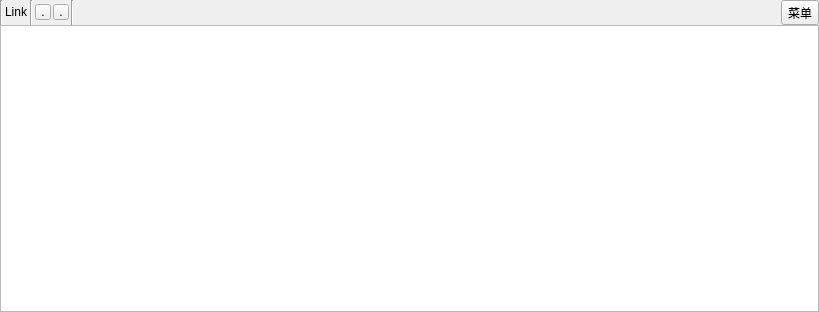
Above: qtxtreader.ui from guangmingwan/rs97-txtReader before the change. Below: the same form after it.
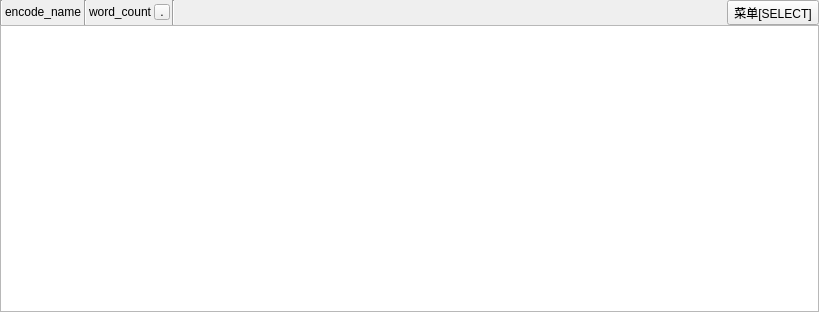
That is the form after the change. Custom widgets are drawn as their Qt base class.

Commit message: fix word count for cn

```diff
--- a/qtxtreader.ui
+++ b/qtxtreader.ui
@@ -64,7 +64,7 @@
          <string>Link (CTRL+L)</string>
         </property>
         <property name="text">
-         <string>Link</string>
+         <string>encode_name</string>
         </property>
         
        </widget>
@@ -79,19 +79,7 @@
       
      
       <item>
-       <widget class="QToolButton" name="f_fgcolor">
-        <property name="minimumSize">
-         <size>
-          <width>16</width>
-          <height>16</height>
-         </size>
-        </property>
-        <property name="maximumSize">
-         <size>
-          <width>16</width>
-          <height>16</height>
-         </size>
-        </property>
+       <widget class="QLabel" name="l_word_count">
         <property name="focusPolicy">
          <enum>Qt::ClickFocus</enum>
         </property>
@@ -99,13 +87,7 @@
          <string>Text foreground color</string>
         </property>
         <property name="text">
-         <string>.</string>
-        </property>
-        <property name="iconSize">
-         <size>
-          <width>16</width>
-          <height>16</height>
-         </size>
+         <string>word_count</string>
         </property>
        </widget>
       </item>
@@ -165,7 +147,7 @@
       <item>
        <widget class="QToolButton" name="f_menu">
         <property name="text">
-         <string>菜单</string>
+         <string>菜单[SELECT]</string>
         </property>
        </widget>
       </item>
```
Left out of the diff: 14 changed lines with no effect on the pictures. The commit also changes 2 other files.
